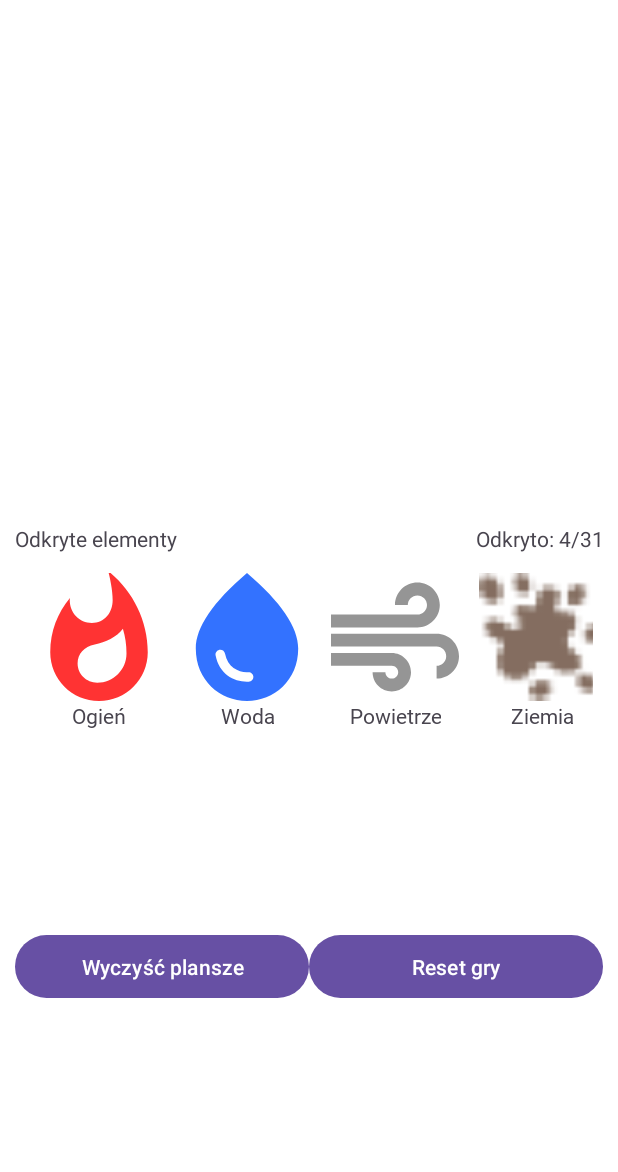
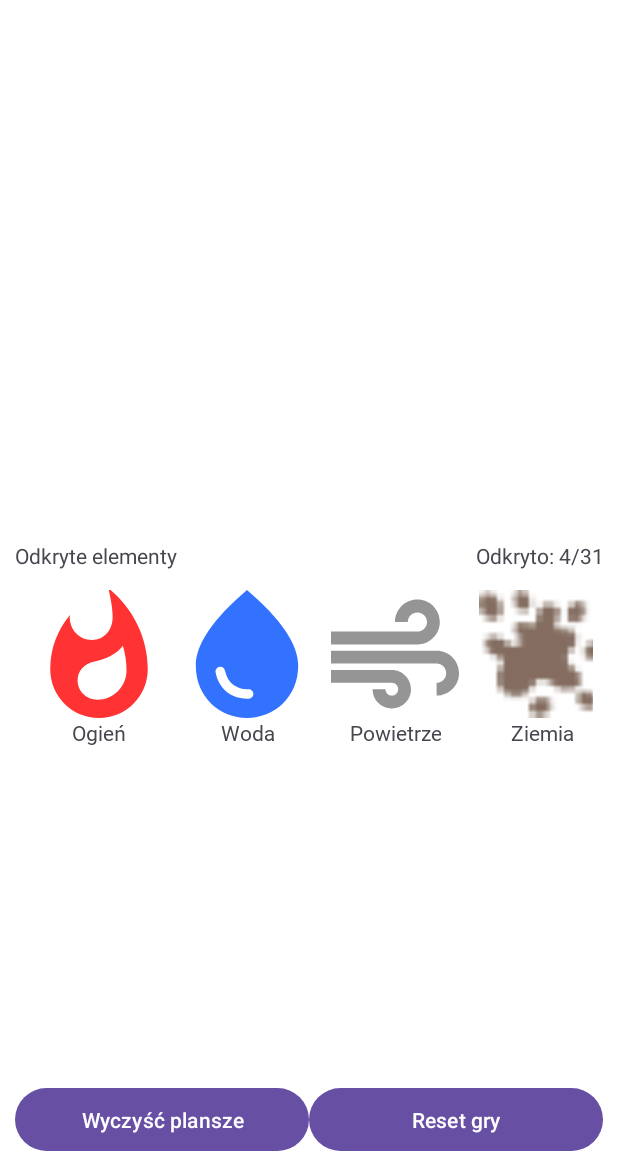
Before and after one commit to pasiekak/Alchemy_App_Kotlin, an Android app: the GameActivity screen opened directly, with no data from a screen before it, on a phone screen of 412 x 824 dp, the part 64-1236 px from its top. Run offline under Robolectric (Android 15) with nearby library versions, the light colour scheme and no system bars; our stand-ins replace Room's generated code; Roboto replaces fonts that are not available here.

Commit message:
Responsive

```diff
--- a/app/src/main/res/layout/game_activity.xml
+++ b/app/src/main/res/layout/game_activity.xml
@@ -19,20 +19,28 @@
             android:layout_width="match_parent"
             android:layout_height="wrap_content"
             android:fontFamily="@font/baloo"
+            android:gravity="start"
             android:text="@string/game_title"
             android:textAlignment="center"
             android:textSize="24sp" />
 
+        <LinearLayout
+            android:layout_width="match_parent"
+            android:layout_height="match_parent"
+            android:layout_weight="10"
+            android:gravity="center"
+            android:orientation="vertical">
+
             <FrameLayout
                 android:id="@+id/craft_space"
                 android:layout_width="match_parent"
-            android:layout_height="349dp">
-
-        </FrameLayout>
+                android:layout_height="match_parent"
+                android:layout_weight="3" />
 
             <LinearLayout
                 android:layout_width="match_parent"
-            android:layout_height="270dp"
+                android:layout_height="match_parent"
+                android:layout_weight="3"
                 android:orientation="vertical">
 
                 <LinearLayout
@@ -60,7 +68,7 @@
 
                 <ScrollView
                     android:layout_width="match_parent"
-                android:layout_height="270dp">
+                    android:layout_height="match_parent">
 
                     <TableLayout
                         android:id="@+id/elements_table"
@@ -70,10 +78,12 @@
                 </ScrollView>
 
             </LinearLayout>
+        </LinearLayout>
 
         <LinearLayout
             android:layout_width="match_parent"
             android:layout_height="wrap_content"
+            android:gravity="end"
             android:orientation="horizontal">
 
             <Button
```
Lines whose indentation alone changed are shown as unchanged.
